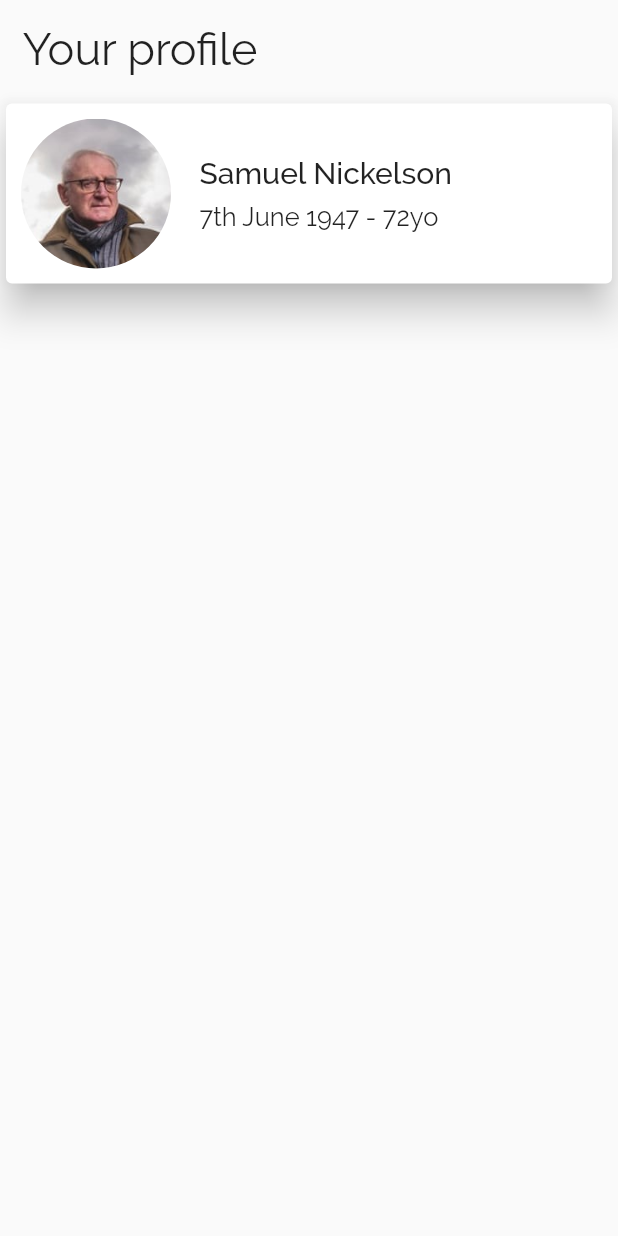
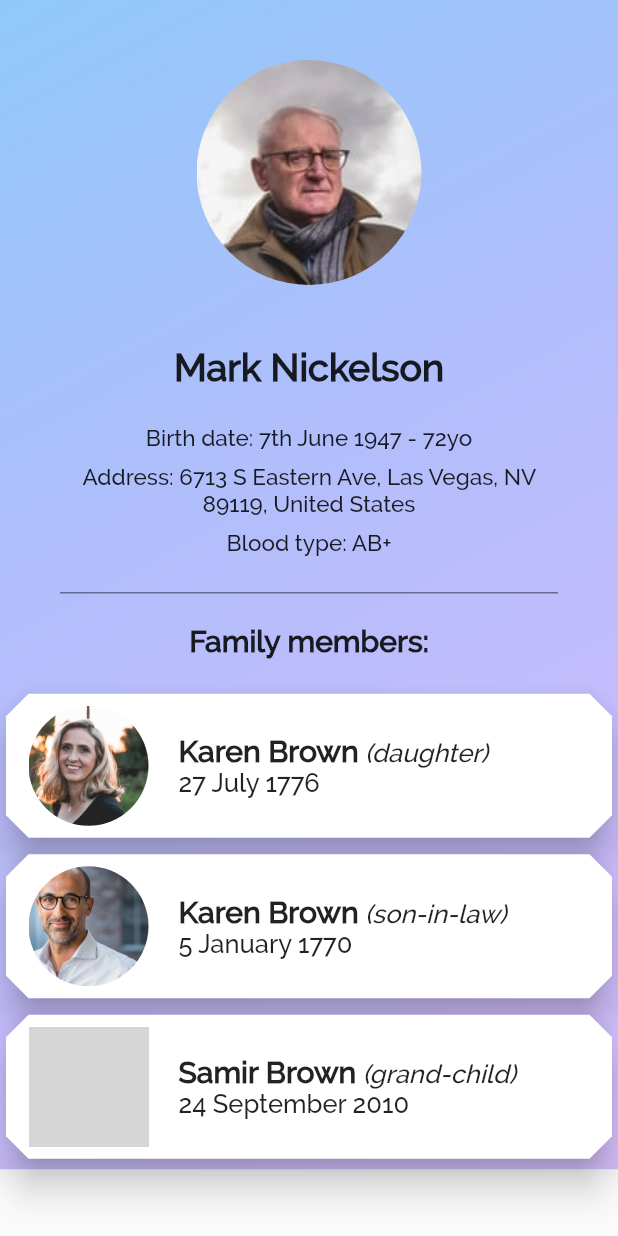
Before and after one commit to alexpavelm/BinaryProject, a Flutter app: the ProfilePage screen opened directly, on a phone screen of 412 x 824 dp. Run offline on Flutter 3.47's test engine with Material 2 defaults, Android fonts, the phone set to English and light mode, and no system bars; our stand-ins replace font_awesome_flutter; grey boxes are pictures that could not be loaded.

Commit message:
- profile page done

```diff
--- a/lib/BottomNavBar.dart
+++ b/lib/BottomNavBar.dart
@@ -1,8 +1,8 @@
+import 'package:binary_project/ProfilePage/ProfilePage.dart';
 import 'package:flutter/cupertino.dart';
 import 'package:flutter/material.dart';
 import 'package:font_awesome_flutter/font_awesome_flutter.dart';
 
-import 'Global.dart';
 import 'MainPageView/MainPageView.dart';
 
 class BottomNavBar extends StatefulWidget {
@@ -17,7 +17,7 @@ class BottomNavBarState extends State<BottomNavBar> {
     MainPageView(),
     Center(child: Text("Second view")),
     Center(child: Text("Third view")),
-    Center(child: Text("4TH view")),
+    ProfilePage(),
   ];
 
   @override
--- a/lib/ProfilePage/ProfilePage.dart
+++ b/lib/ProfilePage/ProfilePage.dart
@@ -4,60 +4,157 @@ import 'package:flutter/material.dart';
 class ProfilePage extends StatelessWidget {
   @override
   Widget build(BuildContext context) {
-    return Container(
+    return Scaffold(
+      body: Container(
+        width: MediaQuery.of(context).size.width,
+        decoration: BoxDecoration(
+            gradient: LinearGradient(colors: <Color>[
+          Colors.blue.shade200,
+          Colors.deepPurpleAccent.shade100.withOpacity(.5)
+        ], begin: Alignment.topLeft, end: Alignment.bottomRight)),
+        child: SingleChildScrollView(
+          child: Container(
             child: Column(
-        crossAxisAlignment: CrossAxisAlignment.start,
+              crossAxisAlignment: CrossAxisAlignment.center,
               children: <Widget>[
-          Padding(
-            padding: const EdgeInsets.all(15.0),
-            child: Text("Your profile",
-                style: TextStyle(
-                  fontSize: 30,
-                  fontFamily: 'raleway',
-                )),
-          ),
-          Card(
-            elevation: 10,
-            child: Row(
-              children: <Widget>[
-                Padding(
-                    padding: const EdgeInsets.only(top: 10.0, bottom: 10, left: 10, right: 15),
+                Center(
+                  child: Padding(
+                      padding: const EdgeInsets.only(top: 40.0, bottom: 20),
                       child: ClipOval(
                         child: Image.asset(
                           'assets/you.jpg',
                           fit: BoxFit.cover,
-                        width: 100,
-                        height: 100,
+                          width: 150,
+                          height: 150,
                         ),
                       )),
-                Column(
-                  crossAxisAlignment: CrossAxisAlignment.start,
-                  children: <Widget>[
+                ),
+                Center(
+                  child: Padding(
+                    padding: const EdgeInsets.all(20.0),
+                    child: Text(
+                      "Mark Nickelson",
+                      style: TextStyle(
+                        fontSize: 25,
+                        fontFamily: 'raleway',
+                        fontWeight: FontWeight.w700,
+                      ),
+                    ),
+                  ),
+                ),
                 Padding(
                   padding: const EdgeInsets.all(4.0),
-                      child: Text("Samuel Nickelson",
+                  child: Center(
+                    child: Text("Birth date: 7th June 1947 - 72yo",
+                        style: TextStyle(
+                          fontSize: 15,
+                          fontFamily: 'raleway',
+                          fontWeight: FontWeight.w500,
+                        )),
+                  ),
+                ),
+                Center(
+                  child: Padding(
+                      padding: const EdgeInsets.only(top: 4, bottom: 4, left: 50, right: 50),
+                      child: Text("Address: 6713 S Eastern Ave, Las Vegas, NV 89119, United States",
+                          textAlign: TextAlign.center,
+                          style: TextStyle(
+                            fontSize: 15,
+                            fontFamily: 'raleway',
+                            fontWeight: FontWeight.w500,
+                          ))),
+                ),
+                Center(
+                  child: Padding(
+                      padding: const EdgeInsets.only(top: 4, bottom: 4, left: 50, right: 50),
+                      child: Text("Blood type: AB+",
+                          textAlign: TextAlign.center,
+                          style: TextStyle(
+                            fontSize: 15,
+                            fontFamily: 'raleway',
+                            fontWeight: FontWeight.w500,
+                          ))),
+                ),
+                Padding(
+                  padding: const EdgeInsets.only(
+                      top: 20.0, bottom: 20, left: 40, right: 40),
+                  child: Container(height: 0.5, color: Colors.black87),
+                ),
+                Padding(
+                  padding: const EdgeInsets.only(bottom: 20.0),
+                  child: Text('Family members:',
                       style: TextStyle(
                         fontSize: 20,
                         fontFamily: 'raleway',
-                        fontWeight: FontWeight.w600,
-                      ),),
+                        fontWeight: FontWeight.w700,
+                      )),
                 ),
+                familyCard('assets/daughter.jpg', 'Karen Brown', '27 July 1776', ' (daughter)'),
+                familyCard('assets/son.jpg', 'Karen Brown', '5 January 1770', ' (son-in-law)'),
+                familyCard('assets/kid.jpg', 'Samir Brown', '24 September 2010',' (grand-child)')
+              ],
+            ),
+          ),
+        ),
+      ),
+    );
+  }
+}
+
+  Widget familyCard(String image, String name, String birthdate, String relation) {
+    return Padding(
+      padding: const EdgeInsets.only(bottom: 3),
+      child: Card(
+        elevation: 10,
+        shape: BeveledRectangleBorder(
+          borderRadius: BorderRadius.circular(15.0),
+        ),
+        child: Row(
+          children: <Widget>[
             Padding(
-                      padding: const EdgeInsets.all(4.0),
-                      child: Text("7th June 1947 - 72yo",
+              padding: const EdgeInsets.only(top:8.0, bottom: 8, left: 15, right: 20),
+              child: ClipOval(
+                child: Image.asset(
+                  image,
+                  fit: BoxFit.cover,
+                  width: 80,
+                  height: 80,
+                ),
+              ),
+            ),
+            Expanded(
+              child: Column(
+                crossAxisAlignment: CrossAxisAlignment.start,
+                children: <Widget>[
+                  Row(
+                    crossAxisAlignment: CrossAxisAlignment.end,
+                    children: <Widget>[
+                      Text(name,
+                          maxLines: 3,
+                          overflow: TextOverflow.ellipsis,
                           style: TextStyle(
+                        fontSize: 20,
+                        fontFamily: 'raleway',
+                        fontWeight: FontWeight.w700,
+                      )),
+                      Text(relation, style: TextStyle(
                         fontSize: 17,
                         fontFamily: 'raleway',
-                        fontWeight: FontWeight.w400,
-                      )),
-                    )
+                        fontWeight: FontWeight.w500,
+                        fontStyle: FontStyle.italic,
+                      ))
                     ],
                   ),
+                  Text(birthdate, style: TextStyle(
+                    fontSize: 17,
+                    fontFamily: 'raleway',
+                    fontWeight: FontWeight.w500,
+                  ),)
                 ],
               ),
             )
           ],
         ),
+      ),
     );
   }
-}
```
Lines whose indentation alone changed are shown as unchanged.
